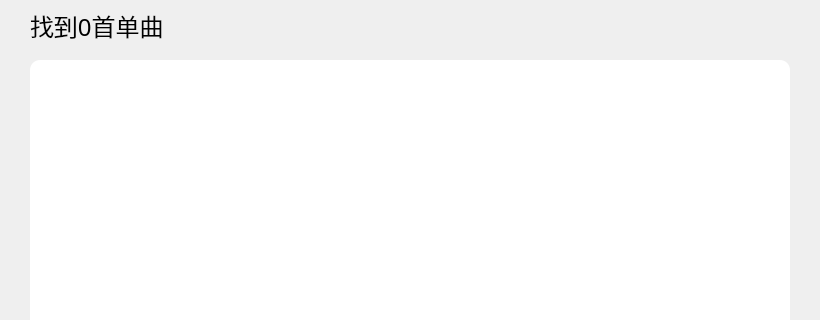
Qt form searchonline.ui (tidysong/Listen_QT) before a commit; both pictures show x 0 to 820 and y 0 to 320 of the 820 by 492 pixel window.
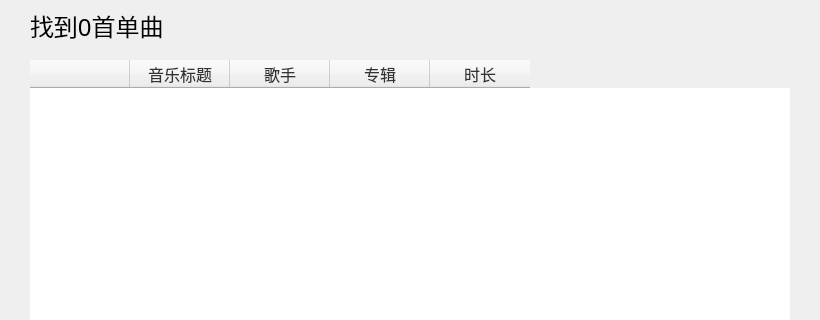
The same form after that commit.

Diff of the .ui file:
```diff
--- a/searchonline.ui
+++ b/searchonline.ui
@@ -18,7 +18,7 @@
     <rect>
      <x>30</x>
      <y>0</y>
-     <width>301</width>
+     <width>601</width>
      <height>51</height>
     </rect>
    </property>
@@ -74,6 +74,12 @@
 
 </string>
    </property>
+   <property name="verticalScrollBarPolicy">
+    <enum>Qt::ScrollBarAlwaysOff</enum>
+   </property>
+   <property name="horizontalScrollBarPolicy">
+    <enum>Qt::ScrollBarAlwaysOff</enum>
+   </property>
    <property name="showGrid">
     <bool>false</bool>
    </property>
@@ -87,7 +93,7 @@
     <bool>true</bool>
    </property>
    <attribute name="horizontalHeaderVisible">
-    <bool>false</bool>
+    <bool>true</bool>
    </attribute>
    <attribute name="horizontalHeaderCascadingSectionResizes">
     <bool>false</bool>
```
Left out of the diff: 3 changed lines with no effect on the pictures.
